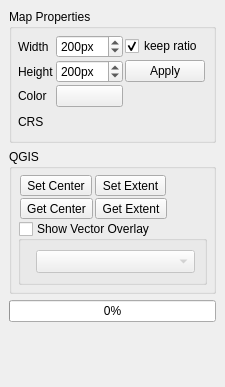
First picture: the form in timeseriesviewer/ui/renderingdock.ui, repository jakimowb/eo-time-series-viewer, before the edit.
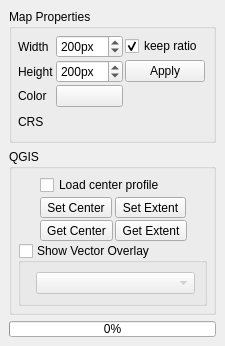
Second picture: the form after the edit. Custom widgets are drawn as their Qt base class.

Commit message: fixed handling of vector layers after vector overlay change added __main__.py (in progress) added option to load center pixel automatically

```diff
--- a/timeseriesviewer/ui/renderingdock.ui
+++ b/timeseriesviewer/ui/renderingdock.ui
@@ -7,7 +7,7 @@
     <x>0</x>
     <y>0</y>
     <width>220</width>
-    <height>387</height>
+    <height>336</height>
    </rect>
   </property>
   <property name="windowTitle">
@@ -236,7 +236,7 @@
     <item>
      <widget class="QGroupBox" name="gbSyncQgs">
       <property name="sizePolicy">
-       <sizepolicy hsizetype="Preferred" vsizetype="Preferred">
+       <sizepolicy hsizetype="Preferred" vsizetype="Minimum">
         <horstretch>0</horstretch>
         <verstretch>0</verstretch>
        </sizepolicy>
@@ -244,7 +244,7 @@
       <property name="minimumSize">
        <size>
         <width>0</width>
-        <height>25</height>
+        <height>0</height>
        </size>
       </property>
       <property name="maximumSize">
@@ -259,7 +259,7 @@
       <property name="flat">
        <bool>false</bool>
       </property>
-      <layout class="QGridLayout" name="gridLayout_2" rowstretch="1,0,0">
+      <layout class="QGridLayout" name="gridLayout_2" rowstretch="1,0,0,0,0">
        <property name="sizeConstraint">
         <enum>QLayout::SetMinimumSize</enum>
        </property>
@@ -269,17 +269,7 @@
        <property name="spacing">
         <number>2</number>
        </property>
-       <item row="0" column="1">
-        <widget class="QToolButton" name="btnSetQGISCenter">
-         <property name="toolTip">
-          <string>Set QGIS Map to the same map center</string>
-         </property>
-         <property name="text">
-          <string>Set Center</string>
-         </property>
-        </widget>
-       </item>
-       <item row="1" column="1">
+       <item row="2" column="1">
         <widget class="QToolButton" name="btnGetQGISCenter">
          <property name="toolTip">
           <string>Take the map center from QGIS</string>
@@ -289,17 +279,7 @@
          </property>
         </widget>
        </item>
-       <item row="0" column="2">
-        <widget class="QToolButton" name="btnSetQGISExtent">
-         <property name="toolTip">
-          <string>Try to set the QGIS map extent to the same spatial extent</string>
-         </property>
-         <property name="text">
-          <string>Set Extent</string>
-         </property>
-        </widget>
-       </item>
-       <item row="0" column="3">
+       <item row="1" column="3">
         <spacer name="horizontalSpacer">
          <property name="orientation">
           <enum>Qt::Horizontal</enum>
@@ -312,7 +292,7 @@
          </property>
         </spacer>
        </item>
-       <item row="1" column="2">
+       <item row="2" column="2">
         <widget class="QToolButton" name="btnGetQGISExtent">
          <property name="toolTip">
           <string>Take the spatial map extent from QGIS</string>
@@ -322,8 +302,44 @@
          </property>
         </widget>
        </item>
-       <item row="2" column="0" colspan="4">
+       <item row="1" column="2">
+        <widget class="QToolButton" name="btnSetQGISExtent">
+         <property name="toolTip">
+          <string>Try to set the QGIS map extent to the same spatial extent</string>
+         </property>
+         <property name="text">
+          <string>Set Extent</string>
+         </property>
+        </widget>
+       </item>
+       <item row="1" column="1">
+        <widget class="QToolButton" name="btnSetQGISCenter">
+         <property name="toolTip">
+          <string>Set QGIS Map to the same map center</string>
+         </property>
+         <property name="text">
+          <string>Set Center</string>
+         </property>
+        </widget>
+       </item>
+       <item row="0" column="1" colspan="2">
+        <widget class="QCheckBox" name="cbLoadCenterPixelProfile">
+         <property name="toolTip">
+          <string>Loads the temporal profile of the map center pixel</string>
+         </property>
+         <property name="text">
+          <string>Load center profile</string>
+         </property>
+        </widget>
+       </item>
+       <item row="3" column="0" colspan="4">
         <widget class="QgsCollapsibleGroupBox" name="gbQgsVectorLayer">
+         <property name="sizePolicy">
+          <sizepolicy hsizetype="Preferred" vsizetype="Minimum">
+           <horstretch>0</horstretch>
+           <verstretch>0</verstretch>
+          </sizepolicy>
+         </property>
          <property name="title">
           <string>Show Vector Overlay</string>
          </property>
@@ -357,7 +373,7 @@
             <property name="minimumSize">
              <size>
               <width>0</width>
-              <height>23</height>
+              <height>0</height>
              </size>
             </property>
            </widget>
@@ -365,6 +381,19 @@
          </layout>
         </widget>
        </item>
+       <item row="4" column="0">
+        <spacer name="verticalSpacer_2">
+         <property name="orientation">
+          <enum>Qt::Vertical</enum>
+         </property>
+         <property name="sizeHint" stdset="0">
+          <size>
+           <width>20</width>
+           <height>0</height>
+          </size>
+         </property>
+        </spacer>
+       </item>
       </layout>
      </widget>
     </item>
```
The commit also changes 5 other files.
